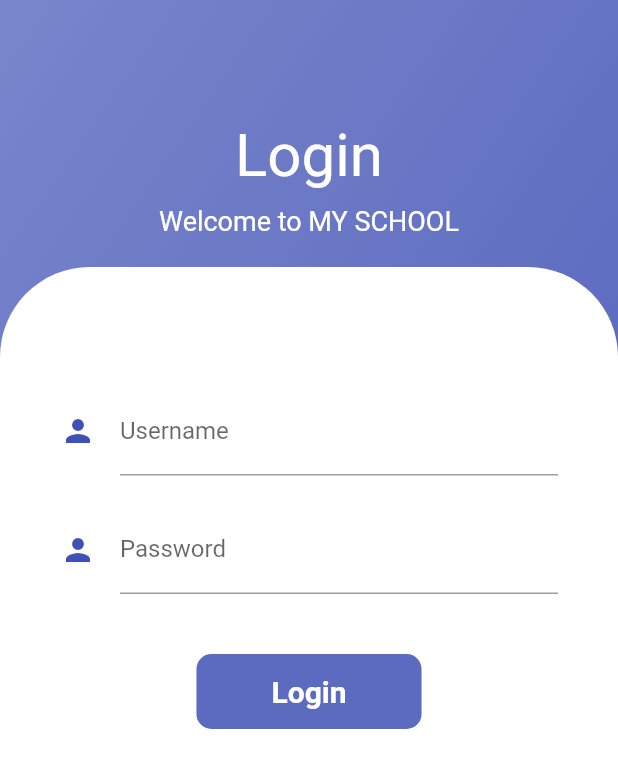
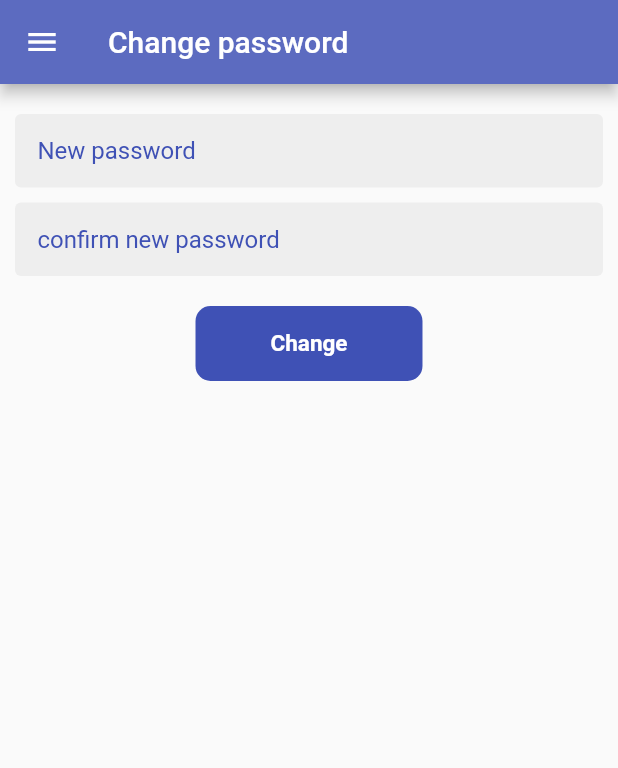
Before and after one commit to hassanalkhabaz/school, a Flutter app: the screen it shows after launch, on a phone screen of 412 x 824 dp. Shown: the top 768 px of the screen. Run offline on Flutter 3.47's test engine with Material 2 defaults, Android fonts, the phone set to English and light mode, and no system bars; drawn by our look-alikes of flutter_form_builder; our stand-ins replace shared_preferences; network calls fail.

Commit message:
reset pass after login
Co-authored-by: sharloo12 <sharloo12@users.noreply.github.com>

```diff
--- a/lib/main.dart
+++ b/lib/main.dart
@@ -6,6 +6,7 @@ import 'package:flu/ui/pages/marks.dart';
 import 'package:flu/ui/pages/payments.dart';
 import 'package:flu/ui/pages/profile.dart';
 import 'package:flu/ui/pages/programs.dart';
+import 'package:flu/ui/pages/reset_password.dart';
 import 'package:flutter/material.dart';
 import 'package:flu/ui/pages/logIn.dart';
 import 'package:flu/ui/pages/home.dart';
@@ -22,6 +23,7 @@ class MyApp extends StatelessWidget {
       title: 'MY SCHOOL',
       routes: {
         '/login': (context) => LogIn(),
+        '/resetPass': (context) => ResetPassword(),
         '/forgot_password': (context) => ForgotPassword(),
         '/profile': (context) => Profile(),
         '/home': (context) => Home(),
@@ -33,7 +35,7 @@ class MyApp extends StatelessWidget {
         '/attendance': (context) => Attendance(),
         '/activities': (context) => Activities(),
       },
-      home: LogIn(),
+      home: ResetPassword(),
     );
   }
 }
--- /dev/null
+++ b/lib/ui/pages/reset_password.dart
@@ -0,0 +1,82 @@
+import 'package:flu/api/api_helper.dart';
+import 'package:flu/ui/widgets/custom_button.dart';
+import 'package:flu/ui/widgets/fields.dart';
+import 'package:flutter/cupertino.dart';
+import 'package:flutter/material.dart';
+import 'package:flu/ui/widgets/MyDrawer.dart';
+import 'package:flutter_form_builder/flutter_form_builder.dart';
+
+class ResetPassword extends StatefulWidget {
+  @override
+  _ResetPasswordState createState() => _ResetPasswordState();
+}
+
+class _ResetPasswordState extends State<ResetPassword> {
+  bool _isLoading = true;
+  String confNewPassword;
+  String newPassword;
+
+  @override
+  void initState() {
+    super.initState();
+    changePassword();
+  }
+
+  @override
+  Widget build(BuildContext context) {
+    return MaterialApp(
+        home: Scaffold(
+      appBar: AppBar(
+        backgroundColor: Colors.indigo[400],
+        title: Text('Change password'),
+      ),
+      drawer: MyDrawer(),
+      body: SingleChildScrollView(
+        child: FormBuilder(
+            child: Padding(
+          padding: EdgeInsets.all(10),
+          child: Column(children: [
+            SizedBox(height: 10),
+            textField(
+              context,
+              isPassword: true,
+              label: 'New password',
+              name: 'new_password',
+              onChanged: (val) {
+                newPassword = val;
+              },
+              hint: 'Enter your new password',
+            ),
+            SizedBox(height: 10),
+            textField(
+              context,
+              isPassword: true,
+              label: 'confirm new password',
+              name: 'confirm_new_password',
+              onChanged: (val) {
+                confNewPassword = val;
+              },
+              hint: 'Enter confirmation password',
+            ),
+            SizedBox(height: 20),
+            CustomButton(
+                onPressed: () {
+                  changePassword();
+                  Navigator.of(context).pushReplacementNamed('/home');
+                },
+                title: 'Change'),
+          ]),
+        )),
+      ),
+    ));
+  }
+
+  // Secreen Logic
+  void changePassword() async {
+    _isLoading = true;
+    final data = await ApiHelper().resetPassword(confNewPassword, newPassword);
+    setState(() {
+      _isLoading = false;
+    });
+  }
+}
```
